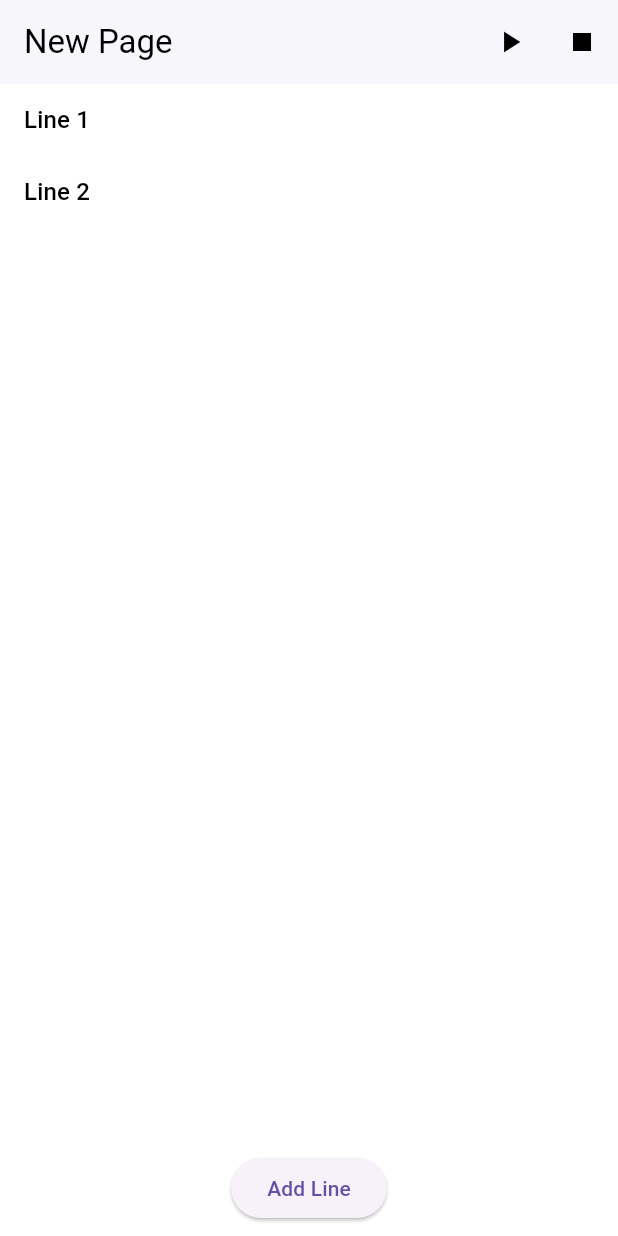
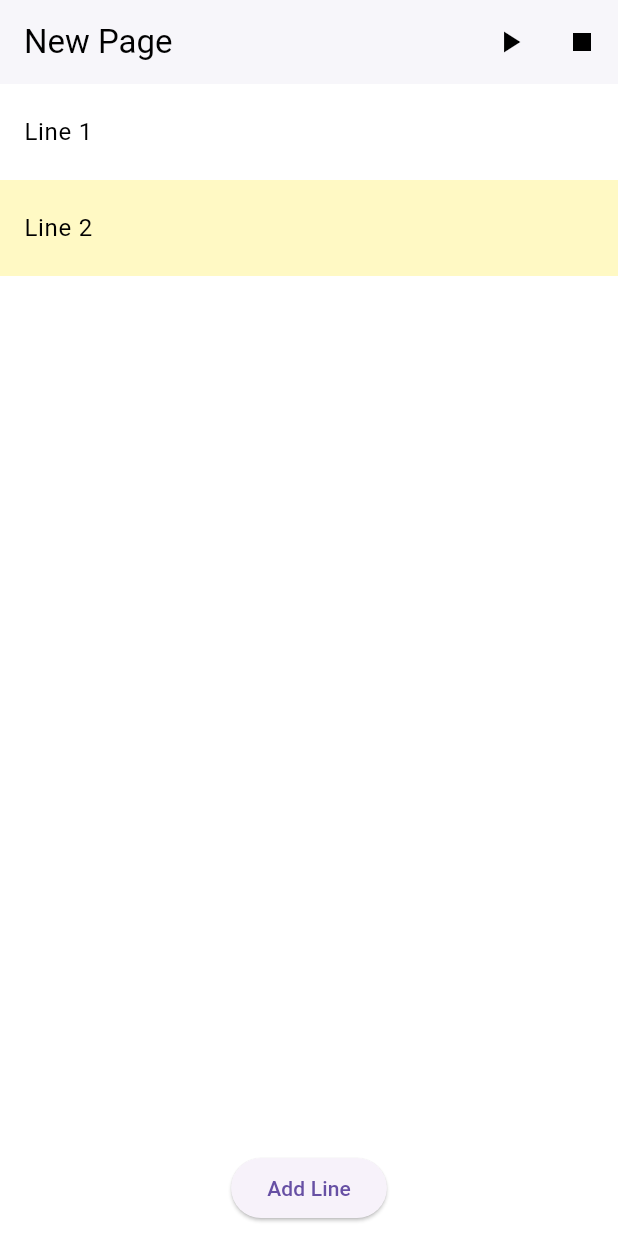
Before and after one commit to smoofishy/coding, a Flutter app: the NewPage screen opened directly, after a tap on "Add Line", on a phone screen of 412 x 824 dp. Run offline on Flutter 3.47's test engine with Material 3 defaults, Android fonts, the phone set to English and light mode, and no system bars.

Commit message:
added text edit and changed adding functions.

```diff
--- a/flutter_application_1/lib/pages/new_page.dart
+++ b/flutter_application_1/lib/pages/new_page.dart
@@ -9,22 +9,35 @@ class NewPage extends StatefulWidget {
 
 // Page display including top widget bar, coding part and a selection pop-up.
 class _NewPageState extends State<NewPage> {
-  List<String> lines = ['Line 1'];
+  List<TextEditingController> controllers = [TextEditingController(text: 'Line 1')];
   int? selectedLine;
 
-  final FocusNode _focusNode = FocusNode();
+  final FocusNode _keyboardFocusNode = FocusNode();
 
   @override
   void dispose() {
-    _focusNode.dispose();
+    for (var controller in controllers) {
+      controller.dispose();
+    }
+    _keyboardFocusNode.dispose();
     super.dispose();
   }
 
   void _addLine() {
     setState(() {
-      lines.add('Line ${lines.length + 1}');
+      final newController = TextEditingController(text: 'Line ${controllers.length + 1}');
+      controllers.add(newController);
+      selectedLine = controllers.length - 1;
+
+      // Post-frame callback ensures UI is ready before focus
+      WidgetsBinding.instance.addPostFrameCallback((_) {
+        newController.selection = TextSelection.collapsed(
+          offset: newController.text.length,
+        );
+      });
     });
   }
+
   //Shows the selection page when the line is double clicked and replace line's content with the selected text
   //TODO: add selections to change each component of the function, line etc.
   void _showPopup(int index) {
@@ -77,9 +90,22 @@ class _NewPageState extends State<NewPage> {
                         onPressed: selectedFunction == null
                             ? null
                             : () {
-                              // Call the outer setState to update the line
                                 setState(() {
-                                lines[index] = selectedFunction!;
+                                  final controller = controllers[index];
+                                  final text = controller.text;
+                                  final selection = controller.selection;
+                                  final newText = text.replaceRange(
+                                    selection.start,
+                                    selection.end,
+                                    selectedFunction!,
+                                  );
+
+                                  controller.value = TextEditingValue(
+                                    text: newText,
+                                    selection: TextSelection.collapsed(
+                                      offset: selection.start + selectedFunction!.length,
+                                    ),
+                                  );
                                 });
                                 Navigator.pop(context);
                               },
@@ -96,7 +122,6 @@ class _NewPageState extends State<NewPage> {
     );
   }
 
-
   //Builds line and defines line style
   //TODO: add horizontal divider inbetween each line
   Widget _buildLine(int index) {
@@ -105,16 +130,16 @@ class _NewPageState extends State<NewPage> {
       onDoubleTap: () => _showPopup(index),
       child: Container(
         color: selectedLine == index ? Colors.yellow.shade100 : Colors.white,
-        child: TextButton(
-          style: TextButton.styleFrom(
-            alignment: Alignment.centerLeft,
-            padding: EdgeInsets.symmetric(horizontal: 16),
+        padding: EdgeInsets.symmetric(horizontal: 16, vertical: 8),
+        child: TextField(
+          controller: controllers[index],
+          autofocus: selectedLine == index,
+          decoration: InputDecoration(
+            border: InputBorder.none,
+            hintText: 'Enter code here...',
           ),
-          onPressed: () => setState(() => selectedLine = index),
-          child: Text(
-            lines[index],
           style: TextStyle(fontSize: 16, color: Colors.black),
-          ),
+          onTap: () => setState(() => selectedLine = index),
         ),
       ),
     );
@@ -124,7 +149,7 @@ class _NewPageState extends State<NewPage> {
   @override
   Widget build(BuildContext context) {
     return KeyboardListener(
-      focusNode: _focusNode,
+      focusNode: _keyboardFocusNode,
       autofocus: true,
       onKeyEvent: (KeyEvent event) {
         if (event is KeyDownEvent &&
@@ -149,7 +174,7 @@ class _NewPageState extends State<NewPage> {
           children: [
             Expanded(
               child: ListView.builder(
-                itemCount: lines.length,
+                itemCount: controllers.length,
                 itemBuilder: (context, index) => _buildLine(index),
               ),
             ),
```
Lines whose indentation alone changed are shown as unchanged.
